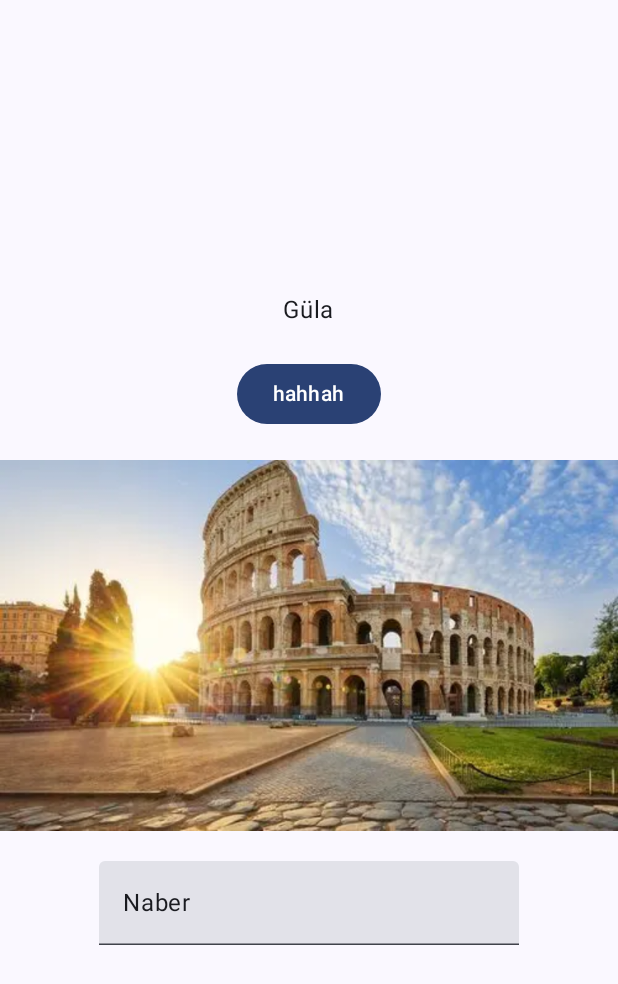
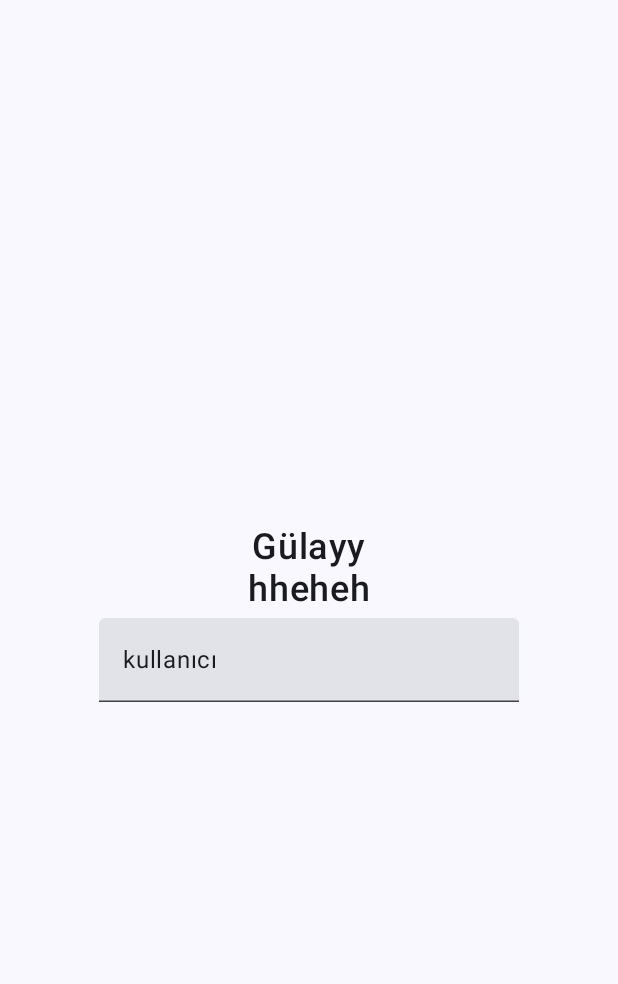
Before and after one commit to GulayAdgzl/jetpackcomposeexample, an Android app built with Jetpack Compose: the screen it shows after launch (MainActivity), on a phone screen of 412 x 824 dp. Shown: the top 984 px of the screen. Run offline under Robolectric (Android 15) with nearby library versions, the phone set to English and light mode, and no system bars.

Commit message:
Implement state management in MainActivity and enhance MainScreen with custom text components

```diff
--- a/app/src/main/java/com/example/jetpackcompose/MainActivity.kt
+++ b/app/src/main/java/com/example/jetpackcompose/MainActivity.kt
@@ -1,5 +1,6 @@
 package com.example.jetpackcompose
 
+import android.annotation.SuppressLint
 import android.os.Bundle
 import androidx.activity.ComponentActivity
 import androidx.activity.compose.setContent
@@ -19,11 +20,14 @@ import androidx.compose.material3.Text
 import androidx.compose.material3.TextField
 import androidx.compose.material3.TopAppBar
 import androidx.compose.runtime.Composable
+import androidx.compose.runtime.mutableStateOf
+import androidx.compose.runtime.remember
 import androidx.compose.ui.Alignment
 import androidx.compose.ui.Modifier
 import androidx.compose.ui.graphics.Color
 import androidx.compose.ui.graphics.ImageBitmap
 import androidx.compose.ui.res.imageResource
+import androidx.compose.ui.text.font.FontWeight
 import androidx.compose.ui.text.style.TextAlign
 import androidx.compose.ui.tooling.preview.Preview
 import androidx.compose.ui.unit.dp
@@ -74,6 +78,7 @@ fun GreetingPreview() {
     }
 }*/
 //StateManagement--Button
+/*
 class MainActivity : ComponentActivity() {
     override fun onCreate(savedInstanceState: Bundle?) {
         super.onCreate(savedInstanceState)
@@ -91,13 +96,23 @@ class MainActivity : ComponentActivity() {
     }
 }
 
+
 @Composable
 fun MainScreen(){
     Column(modifier = Modifier.fillMaxSize(), verticalArrangement = Arrangement.Center,
         horizontalAlignment = Alignment.CenterHorizontally){
+        var kullaniciGirdisi= remember{mutableStateOf("")}
+        var textDeğeri=remember{ mutableStateOf("Merhaba Gülay") }
+        TextField(value =kullaniciGirdisi.value , onValueChange ={
+            kullaniciGirdisi.value=it
+
+        }, placeholder = {Text("haha")} )
+
+
 Text(text="Güla")
         Spacer(modifier = Modifier.padding(10. dp))
-        Button(onClick = {println("butona tıklandı")}) {
+
+        Button(onClick = {textDeğeri.value="aaaa"}) {
             Text(text="hahhah")
 
         }
@@ -105,7 +120,67 @@ Text(text="Güla")
         Image(bitmap = ImageBitmap.imageResource(id = R.drawable.roma),
             contentDescription = "Roma")
         Spacer(modifier = Modifier.padding(10. dp))
-        TextField(value ="Naber" , onValueChange ={} , keyboardOptions = KeyboardOptions(autoCorrect = true))
+
+    }
+}
+
+@Preview(showBackground = true)
+@Composable
+fun GreetingPreview() {
+    JetpackComposeTheme {
+        MainScreen()
+    }
+}*/
+//State Hoisting
+class MainActivity : ComponentActivity() {
+    override fun onCreate(savedInstanceState: Bundle?) {
+        super.onCreate(savedInstanceState)
+        enableEdgeToEdge()
+        setContent {
+            JetpackComposeTheme {
+                Scaffold(modifier = Modifier.fillMaxSize()) { innerPadding ->
+                    Box(modifier = Modifier.padding(innerPadding)){
+                       MainScreen()
+                    }
+
+                }
+            }
+        }
+    }
+}
+//1.yöntem
+/*@Composable
+fun OzelTextField(string:String){
+    var benimState=remember{ mutableStateOf(string) }
+    TextField(value=benimState.value, onValueChange = {
+        benimState.value=it
+    })
+}*/
+//2.Yöntem
+@Composable
+fun OzelTextField(string:String,onValueChangeFunction:(String)->Unit){
+
+    TextField(value=string, onValueChange = onValueChangeFunction, modifier = Modifier.padding(5. dp))
+}
+@Composable
+fun OzelText(string:String){
+    Text(text=string,
+        fontWeight = FontWeight.Medium,
+        fontSize = 24. sp)
+}
+
+@Composable
+fun MainScreen(){
+    Column(modifier = Modifier.fillMaxSize(), verticalArrangement = Arrangement.Center,
+        horizontalAlignment = Alignment.CenterHorizontally){
+var kullaniciAdi=remember{ mutableStateOf("kullanıcı") }
+        OzelText("Gülayy")
+        OzelText("hheheh")
+        OzelTextField(string=kullaniciAdi.value, onValueChangeFunction = {
+            kullaniciAdi.value=it
+
+        })
+
     }
 }
 
```
